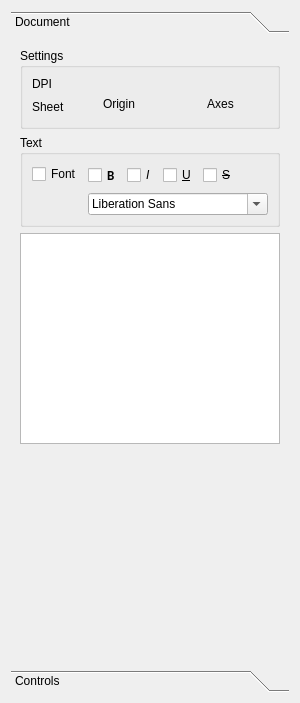
First picture: the form in propertywidget.ui, repository osamakawish/ZVectorIllustration, before the edit.
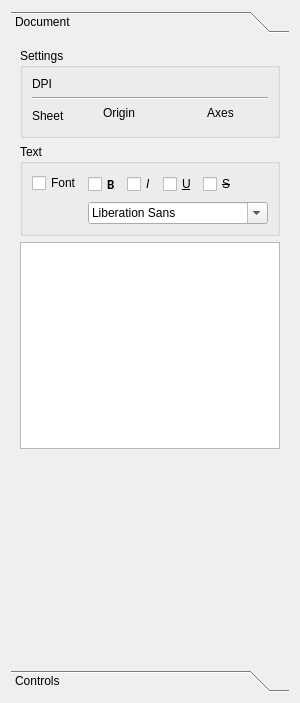
Second picture: the form after the edit. Custom widgets are drawn as their Qt base class.

What changed in the file:
```diff
--- a/propertywidget.ui
+++ b/propertywidget.ui
@@ -30,8 +30,8 @@
        <rect>
         <x>0</x>
         <y>0</y>
-        <width>285</width>
-        <height>598</height>
+        <width>282</width>
+        <height>625</height>
        </rect>
       </property>
       <attribute name="label">
@@ -57,14 +57,14 @@
             </property>
            </widget>
           </item>
-          <item row="1" column="0">
+          <item row="2" column="0">
            <widget class="QLabel" name="sheetLabel">
             <property name="text">
              <string>Sheet</string>
             </property>
            </widget>
           </item>
-          <item row="1" column="1">
+          <item row="2" column="1">
            <layout class="QGridLayout" name="sheetAxesGrid">
             <item row="0" column="1">
              <widget class="QLabel" name="axesDirectionSelectLabel">
@@ -72,7 +72,7 @@
                <string>Axes</string>
               </property>
               <property name="alignment">
-               <set>Qt::AlignCenter</set>
+               <set>Qt::AlignBottom|Qt::AlignHCenter</set>
               </property>
              </widget>
             </item>
@@ -82,7 +82,7 @@
                <string>Origin</string>
               </property>
               <property name="alignment">
-               <set>Qt::AlignCenter</set>
+               <set>Qt::AlignBottom|Qt::AlignHCenter</set>
               </property>
              </widget>
             </item>
@@ -97,6 +97,13 @@
           <item row="0" column="1">
            <widget class="ValueSetter" name="dpiSetter" native="true"/>
           </item>
+          <item row="1" column="0" colspan="2">
+           <widget class="Line" name="line">
+            <property name="orientation">
+             <enum>Qt::Horizontal</enum>
+            </property>
+           </widget>
+          </item>
          </layout>
         </widget>
        </item>
```
Left out of the diff: 4 changed lines with no effect on the pictures.
